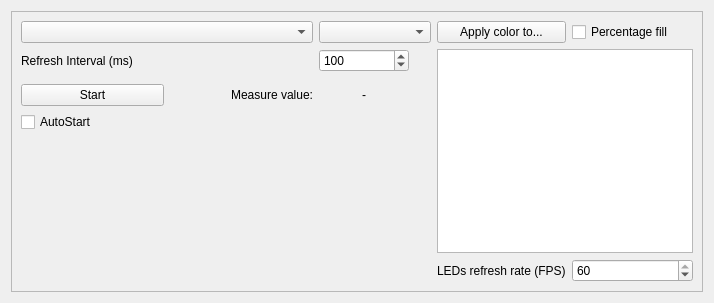
Qt form MeasureEntry.ui (arthur469/HardwareSyncAI) before a commit.
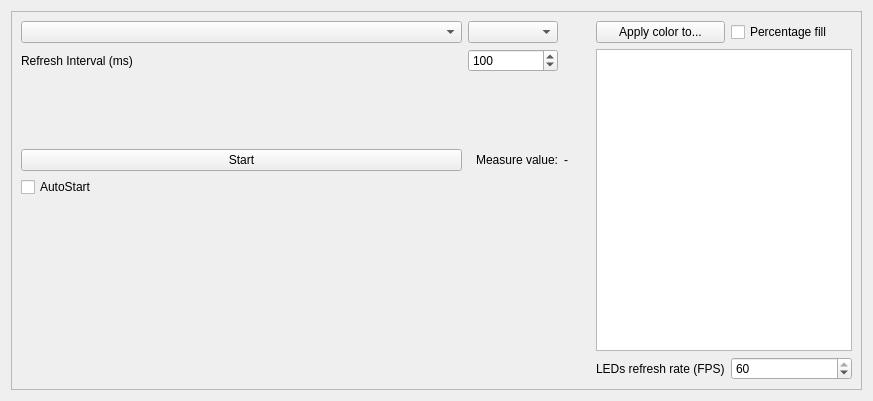
The same form after that commit. Custom widgets are drawn as their Qt base class.

Commit message: PercentageFill per selected device closes #23

```diff
--- a/MeasureEntry.ui
+++ b/MeasureEntry.ui
@@ -6,8 +6,8 @@
    <rect>
     <x>0</x>
     <y>0</y>
-    <width>714</width>
-    <height>303</height>
+    <width>873</width>
+    <height>401</height>
    </rect>
   </property>
   <property name="windowTitle">
@@ -22,7 +22,60 @@
      <property name="frameShadow">
       <enum>QFrame::Raised</enum>
      </property>
-     <layout class="QGridLayout" name="gridLayout_2">
+     <layout class="QGridLayout" name="gridLayout_2" columnstretch="10000,0,0,0">
+      <item row="0" column="3" rowspan="6">
+       <layout class="QGridLayout" name="gridLayout_3">
+        <item row="3" column="1">
+         <widget class="QSpinBox" name="fps">
+          <property name="minimum">
+           <number>1</number>
+          </property>
+          <property name="maximum">
+           <number>60</number>
+          </property>
+          <property name="value">
+           <number>60</number>
+          </property>
+         </widget>
+        </item>
+        <item row="1" column="0" colspan="2">
+         <widget class="QListWidget" name="devices_list_view">
+          <property name="sizePolicy">
+           <sizepolicy hsizetype="Preferred" vsizetype="Expanding">
+            <horstretch>0</horstretch>
+            <verstretch>0</verstretch>
+           </sizepolicy>
+          </property>
+          <property name="horizontalScrollBarPolicy">
+           <enum>Qt::ScrollBarAlwaysOff</enum>
+          </property>
+         </widget>
+        </item>
+        <item row="3" column="0">
+         <widget class="QLabel" name="refresh_interval_label">
+          <property name="text">
+           <string>LEDs refresh rate (FPS)</string>
+          </property>
+         </widget>
+        </item>
+        <item row="0" column="0">
+         <widget class="QPushButton" name="devices">
+          <property name="text">
+           <string>Apply color to...</string>
+          </property>
+         </widget>
+        </item>
+        <item row="0" column="1">
+         <widget class="QCheckBox" name="percentage_fill">
+          <property name="text">
+           <string>Percentage fill</string>
+          </property>
+         </widget>
+        </item>
+       </layout>
+      </item>
+      <item row="0" column="0" rowspan="3">
+       <layout class="QGridLayout" name="gridLayout_4">
       <item row="4" column="0">
        <widget class="QCheckBox" name="auto_start">
         <property name="text">
@@ -30,14 +83,24 @@
         </property>
        </widget>
       </item>
-      <item row="0" column="0" colspan="2">
-       <widget class="QComboBox" name="hardware"/>
-      </item>
-      <item row="0" column="2" colspan="2">
-       <widget class="QComboBox" name="hardware_feature"/>
+        <item row="3" column="1">
+         <widget class="QLabel" name="label_2">
+          <property name="text">
+           <string>Measure value:</string>
+          </property>
+          <property name="alignment">
+           <set>Qt::AlignRight|Qt::AlignTrailing|Qt::AlignVCenter</set>
+          </property>
+         </widget>
       </item>
       <item row="3" column="2">
        <widget class="QLabel" name="measure">
+          <property name="sizePolicy">
+           <sizepolicy hsizetype="Maximum" vsizetype="Preferred">
+            <horstretch>0</horstretch>
+            <verstretch>0</verstretch>
+           </sizepolicy>
+          </property>
         <property name="text">
          <string>-</string>
         </property>
@@ -46,30 +109,10 @@
         </property>
        </widget>
       </item>
-      <item row="2" column="0" colspan="4">
-       <widget class="MeasureColor" name="measure_color" native="true">
-        <property name="minimumSize">
-         <size>
-          <width>0</width>
-          <height>0</height>
-         </size>
-        </property>
-       </widget>
-      </item>
-      <item row="1" column="0" colspan="2">
-       <widget class="QLabel" name="label">
+        <item row="3" column="0">
+         <widget class="QPushButton" name="start_stop">
         <property name="text">
-         <string>Refresh Interval (ms)</string>
-        </property>
-       </widget>
-      </item>
-      <item row="3" column="1">
-       <widget class="QLabel" name="label_2">
-        <property name="text">
-         <string>Measure value:</string>
-        </property>
-        <property name="alignment">
-         <set>Qt::AlignRight|Qt::AlignTrailing|Qt::AlignVCenter</set>
+           <string>Start</string>
         </property>
        </widget>
       </item>
@@ -92,7 +135,20 @@
         </property>
        </widget>
       </item>
-      <item row="1" column="2">
+        <item row="1" column="0">
+         <widget class="QLabel" name="label">
+          <property name="text">
+           <string>Refresh Interval (ms)</string>
+          </property>
+         </widget>
+        </item>
+        <item row="0" column="0">
+         <widget class="QComboBox" name="hardware"/>
+        </item>
+        <item row="0" column="1">
+         <widget class="QComboBox" name="hardware_feature"/>
+        </item>
+        <item row="1" column="1">
        <widget class="QSpinBox" name="refresh_interval">
         <property name="maximumSize">
          <size>
@@ -111,67 +167,18 @@
         </property>
        </widget>
       </item>
-      <item row="5" column="0" colspan="3">
-       <spacer name="verticalSpacer">
-        <property name="orientation">
-         <enum>Qt::Vertical</enum>
-        </property>
-        <property name="sizeHint" stdset="0">
+        <item row="2" column="0" colspan="4">
+         <widget class="MeasureColor" name="measure_color" native="true">
+          <property name="minimumSize">
          <size>
-          <width>20</width>
-          <height>40</height>
-         </size>
-        </property>
-       </spacer>
-      </item>
-      <item row="0" column="4" rowspan="6">
-       <layout class="QGridLayout" name="gridLayout_3">
-        <item row="3" column="1">
-         <widget class="QSpinBox" name="fps">
-          <property name="minimum">
-           <number>1</number>
-          </property>
-          <property name="maximum">
-           <number>60</number>
-          </property>
-          <property name="value">
-           <number>60</number>
-          </property>
+            <width>0</width>
+            <height>0</height>
+           </size>
+          </property>
          </widget>
         </item>
-        <item row="3" column="0">
-         <widget class="QLabel" name="refresh_interval_label">
-          <property name="text">
-           <string>LEDs refresh rate (FPS)</string>
-          </property>
-         </widget>
-        </item>
-        <item row="0" column="1">
-         <widget class="QCheckBox" name="percentage_fill">
-          <property name="text">
-           <string>Percentage fill</string>
-          </property>
-         </widget>
-        </item>
-        <item row="0" column="0">
-         <widget class="QPushButton" name="devices">
-          <property name="text">
-           <string>Apply color to...</string>
-          </property>
-         </widget>
-        </item>
-        <item row="1" column="0" colspan="2">
-         <widget class="QListWidget" name="devices_list_view"/>
-        </item>
        </layout>
       </item>
-      <item row="3" column="0">
-       <widget class="QPushButton" name="start_stop">
-        <property name="text">
-         <string>Start</string>
-        </property>
-       </widget>
-      </item>
      </layout>
     </widget>
    </item>
```
Lines whose indentation alone changed are shown as unchanged. The commit also changes 6 other files.
